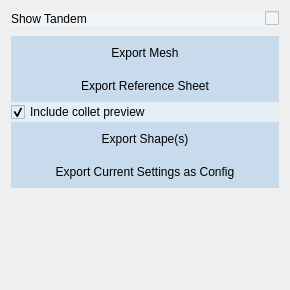
Old version of the form src/windows/ui/export_view.ui in the repository brachify/brachify.
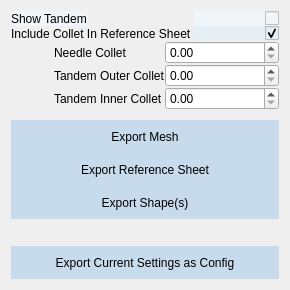
New version of the form.

Commit message: Made Aesthetic changes to Ui checkbox. Added configurable Ui spinboxes.

```diff
--- a/src/windows/ui/export_view.ui
+++ b/src/windows/ui/export_view.ui
@@ -63,6 +63,75 @@
        </property>
       </widget>
      </item>
+     <item row="1" column="0">
+      <widget class="QLabel" name="label">
+       <property name="text">
+        <string>Include Collet In Reference Sheet </string>
+       </property>
+      </widget>
+     </item>
+     <item row="1" column="1">
+      <widget class="QCheckBox" name="cb_collet_preview_reference_sheet">
+       <property name="layoutDirection">
+        <enum>Qt::RightToLeft</enum>
+       </property>
+       <property name="autoFillBackground">
+        <bool>false</bool>
+       </property>
+       <property name="styleSheet">
+        <string notr="true">background-color: rgb(230, 238, 246);</string>
+       </property>
+       <property name="text">
+        <string/>
+       </property>
+       <property name="checked">
+        <bool>true</bool>
+       </property>
+      </widget>
+     </item>
+    </layout>
+   </item>
+   <item>
+    <layout class="QFormLayout" name="formLayout_2">
+     <property name="leftMargin">
+      <number>43</number>
+     </property>
+     <property name="rightMargin">
+      <number>0</number>
+     </property>
+     <property name="bottomMargin">
+      <number>0</number>
+     </property>
+     <item row="0" column="0">
+      <widget class="QLabel" name="label_3">
+       <property name="text">
+        <string>Needle Collet</string>
+       </property>
+      </widget>
+     </item>
+     <item row="0" column="1">
+      <widget class="QDoubleSpinBox" name="sb_needle_collet_od"/>
+     </item>
+     <item row="1" column="0">
+      <widget class="QLabel" name="label_4">
+       <property name="text">
+        <string>Tandem Outer Collet</string>
+       </property>
+      </widget>
+     </item>
+     <item row="2" column="0">
+      <widget class="QLabel" name="label_5">
+       <property name="text">
+        <string>Tandem Inner Collet</string>
+       </property>
+      </widget>
+     </item>
+     <item row="2" column="1">
+      <widget class="QDoubleSpinBox" name="sb_tandem_collet_inner_od"/>
+     </item>
+     <item row="1" column="1">
+      <widget class="QDoubleSpinBox" name="sb_tandem_collet_outer_od"/>
+     </item>
     </layout>
    </item>
    <item>
@@ -149,22 +218,6 @@
      </property>
     </widget>
    </item>
-   <item>
-    <widget class="QCheckBox" name="cb_collet_preview_reference_sheet">
-     <property name="autoFillBackground">
-      <bool>false</bool>
-     </property>
-     <property name="styleSheet">
-      <string notr="true">background-color: rgb(230, 238, 246);</string>
-     </property>
-     <property name="text">
-      <string>Include collet preview </string>
-     </property>
-     <property name="checked">
-      <bool>true</bool>
-     </property>
-    </widget>
-   </item>
    <item>
     <widget class="QPushButton" name="btn_export_shapes">
      <property name="minimumSize">
@@ -199,40 +252,6 @@
      </property>
     </widget>
    </item>
-   <item>
-    <widget class="QPushButton" name="btn_export_current_config">
-     <property name="minimumSize">
-      <size>
-       <width>240</width>
-       <height>33</height>
-      </size>
-     </property>
-     <property name="maximumSize">
-      <size>
-       <width>16777215</width>
-       <height>33</height>
-      </size>
-     </property>
-     <property name="styleSheet">
-      <string notr="true">QPushButton {
-	color: rgb(0, 0, 0);
-	background-color: rgb(199, 219, 237);
-	border: 0px solid;
-}
-QPushButton:hover {
-	color: rgb(250,250,250);
-	background-color: rgb(48, 88, 162);
-}
-QPushButton:pressed {
-	color: rgb(250,250,250);
-	background-color: rgb(28, 44, 81);
-}</string>
-     </property>
-     <property name="text">
-      <string>Export Current Settings as Config</string>
-     </property>
-    </widget>
-   </item>
    <item>
     <spacer name="verticalSpacer">
      <property name="orientation">
@@ -246,6 +265,40 @@
      </property>
     </spacer>
    </item>
+   <item>
+    <widget class="QPushButton" name="btn_export_current_config">
+     <property name="minimumSize">
+      <size>
+       <width>240</width>
+       <height>33</height>
+      </size>
+     </property>
+     <property name="maximumSize">
+      <size>
+       <width>16777215</width>
+       <height>33</height>
+      </size>
+     </property>
+     <property name="styleSheet">
+      <string notr="true">QPushButton {
+	color: rgb(0, 0, 0);
+	background-color: rgb(199, 219, 237);
+	border: 0px solid;
+}
+QPushButton:hover {
+	color: rgb(250,250,250);
+	background-color: rgb(48, 88, 162);
+}
+QPushButton:pressed {
+	color: rgb(250,250,250);
+	background-color: rgb(28, 44, 81);
+}</string>
+     </property>
+     <property name="text">
+      <string>Export Current Settings as Config</string>
+     </property>
+    </widget>
+   </item>
   </layout>
  </widget>
  <resources/>
```
The commit also changes 3 other files.
